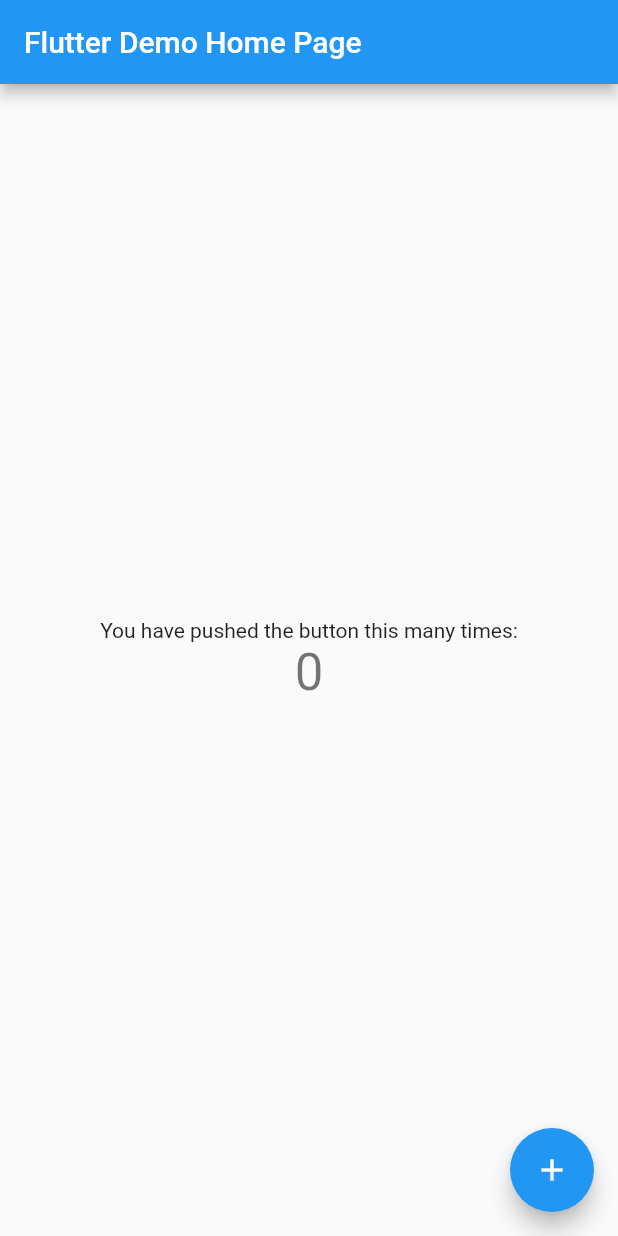
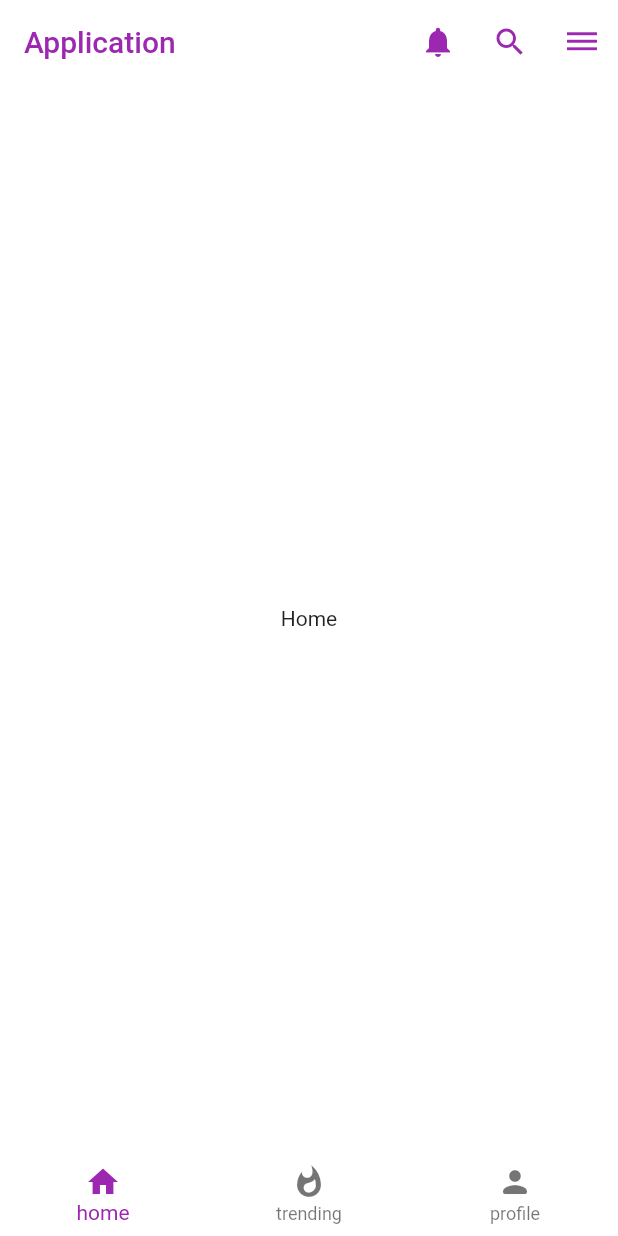
Before and after one commit to jonatascaetano/rede-social-aplicativo, a Flutter app: the screen it shows after launch, on a phone screen of 412 x 824 dp. Run offline on Flutter 3.47's test engine with Material 2 defaults, Android fonts, the phone set to English and light mode, and no system bars.

Commit message:
Main page implemented

```diff
--- a/lib/main.dart
+++ b/lib/main.dart
@@ -1,115 +1,84 @@
 import 'package:flutter/material.dart';
+import 'view/home.dart';
+import 'view/trending.dart';
+import 'view/profile.dart';
 
 void main() {
-  runApp(const MyApp());
+  runApp(MaterialApp(
+    theme: ThemeData(
+        brightness: Brightness.light,
+        primarySwatch: Colors.purple,
+        scaffoldBackgroundColor: Colors.white,
+        appBarTheme: const AppBarTheme(
+            backgroundColor: Colors.white,
+            iconTheme: IconThemeData(
+              color: Colors.purple,
+            ))),
+    themeMode: ThemeMode.dark,
+    debugShowCheckedModeBanner: false,
+    home: const MyApp(),
+  ));
 }
 
-class MyApp extends StatelessWidget {
+class MyApp extends StatefulWidget {
   const MyApp({Key? key}) : super(key: key);
 
-  // This widget is the root of your application.
+  @override
+  _MyAppState createState() => _MyAppState();
+}
+
+class _MyAppState extends State<MyApp> {
+  int value = 0;
+
   @override
   Widget build(BuildContext context) {
-    return MaterialApp(
-      title: 'Flutter Demo',
-      theme: ThemeData(
-        // This is the theme of your application.
-        //
-        // Try running your application with "flutter run". You'll see the
-        // application has a blue toolbar. Then, without quitting the app, try
-        // changing the primarySwatch below to Colors.green and then invoke
-        // "hot reload" (press "r" in the console where you ran "flutter run",
-        // or simply save your changes to "hot reload" in a Flutter IDE).
-        // Notice that the counter didn't reset back to zero; the application
-        // is not restarted.
-        primarySwatch: Colors.blue,
+    List<Widget> select = [
+      const Home(),
+      const Trending(),
+      const Profile(),
+    ];
+    return Scaffold(
+      appBar: AppBar(
+        elevation: 0.0,
+        title: const Text(
+          "Application",
+          style: TextStyle(color: Colors.purple),
+        ),
+        actions: [
+          IconButton(
+            onPressed: () {},
+            icon: const Icon(Icons.notifications),
+          ),
+          IconButton(
+            onPressed: () {},
+            icon: const Icon(Icons.search),
+          ),
+          IconButton(
+            onPressed: () {},
+            icon: const Icon(Icons.dehaze),
+          ),
+        ],
       ),
-      home: const MyHomePage(title: 'Flutter Demo Home Page'),
+      body: Padding(
+        padding: const EdgeInsets.all(0.0),
+        child: select[value],
+      ),
+      bottomNavigationBar: BottomNavigationBar(
+          backgroundColor: Colors.white,
+          elevation: 0.0,
+          currentIndex: value,
+          onTap: (index) {
+            setState(() {
+              value = index;
+            });
+          },
+          items: const [
+            BottomNavigationBarItem(label: "home", icon: Icon(Icons.home)),
+            BottomNavigationBarItem(
+                label: "trending", icon: Icon(Icons.whatshot)),
+            BottomNavigationBarItem(
+                label: "profile", icon: Icon(Icons.person_rounded)),
+          ]),
     );
   }
 }
-
-class MyHomePage extends StatefulWidget {
-  const MyHomePage({Key? key, required this.title}) : super(key: key);
-
-  // This widget is the home page of your application. It is stateful, meaning
-  // that it has a State object (defined below) that contains fields that affect
-  // how it looks.
-
-  // This class is the configuration for the state. It holds the values (in this
-  // case the title) provided by the parent (in this case the App widget) and
-  // used by the build method of the State. Fields in a Widget subclass are
-  // always marked "final".
-
-  final String title;
-
-  @override
-  State<MyHomePage> createState() => _MyHomePageState();
-}
-
-class _MyHomePageState extends State<MyHomePage> {
-  int _counter = 0;
-
-  void _incrementCounter() {
-    setState(() {
-      // This call to setState tells the Flutter framework that something has
-      // changed in this State, which causes it to rerun the build method below
-      // so that the display can reflect the updated values. If we changed
-      // _counter without calling setState(), then the build method would not be
-      // called again, and so nothing would appear to happen.
-      _counter++;
-    });
-  }
-
-  @override
-  Widget build(BuildContext context) {
-    // This method is rerun every time setState is called, for instance as done
-    // by the _incrementCounter method above.
-    //
-    // The Flutter framework has been optimized to make rerunning build methods
-    // fast, so that you can just rebuild anything that needs updating rather
-    // than having to individually change instances of widgets.
-    return Scaffold(
-      appBar: AppBar(
-        // Here we take the value from the MyHomePage object that was created by
-        // the App.build method, and use it to set our appbar title.
-        title: Text(widget.title),
-      ),
-      body: Center(
-        // Center is a layout widget. It takes a single child and positions it
-        // in the middle of the parent.
-        child: Column(
-          // Column is also a layout widget. It takes a list of children and
-          // arranges them vertically. By default, it sizes itself to fit its
-          // children horizontally, and tries to be as tall as its parent.
-          //
-          // Invoke "debug painting" (press "p" in the console, choose the
-          // "Toggle Debug Paint" action from the Flutter Inspector in Android
-          // Studio, or the "Toggle Debug Paint" command in Visual Studio Code)
-          // to see the wireframe for each widget.
-          //
-          // Column has various properties to control how it sizes itself and
-          // how it positions its children. Here we use mainAxisAlignment to
-          // center the children vertically; the main axis here is the vertical
-          // axis because Columns are vertical (the cross axis would be
-          // horizontal).
-          mainAxisAlignment: MainAxisAlignment.center,
-          children: <Widget>[
-            const Text(
-              'You have pushed the button this many times:',
-            ),
-            Text(
-              '$_counter',
-              style: Theme.of(context).textTheme.headline4,
-            ),
-          ],
-        ),
-      ),
-      floatingActionButton: FloatingActionButton(
-        onPressed: _incrementCounter,
-        tooltip: 'Increment',
-        child: const Icon(Icons.add),
-      ), // This trailing comma makes auto-formatting nicer for build methods.
-    );
-  }
-}
--- /dev/null
+++ b/lib/view/home.dart
@@ -0,0 +1,15 @@
+import 'package:flutter/material.dart';
+
+class Home extends StatefulWidget {
+  const Home({Key? key}) : super(key: key);
+
+  @override
+  _HomeState createState() => _HomeState();
+}
+
+class _HomeState extends State<Home> {
+  @override
+  Widget build(BuildContext context) {
+    return const Center(child: Text("Home"));
+  }
+}
--- /dev/null
+++ b/lib/view/profile.dart
@@ -0,0 +1,15 @@
+import 'package:flutter/material.dart';
+
+class Profile extends StatefulWidget {
+  const Profile({Key? key}) : super(key: key);
+
+  @override
+  _ProfileState createState() => _ProfileState();
+}
+
+class _ProfileState extends State<Profile> {
+  @override
+  Widget build(BuildContext context) {
+    return const Center(child: Text("Profile"));
+  }
+}
--- /dev/null
+++ b/lib/view/trending.dart
@@ -0,0 +1,15 @@
+import 'package:flutter/material.dart';
+
+class Trending extends StatefulWidget {
+  const Trending({Key? key}) : super(key: key);
+
+  @override
+  _TrendingState createState() => _TrendingState();
+}
+
+class _TrendingState extends State<Trending> {
+  @override
+  Widget build(BuildContext context) {
+    return const Center(child: Text("Trending"));
+  }
+}
```
Also changed, not shown: 1 other file.
